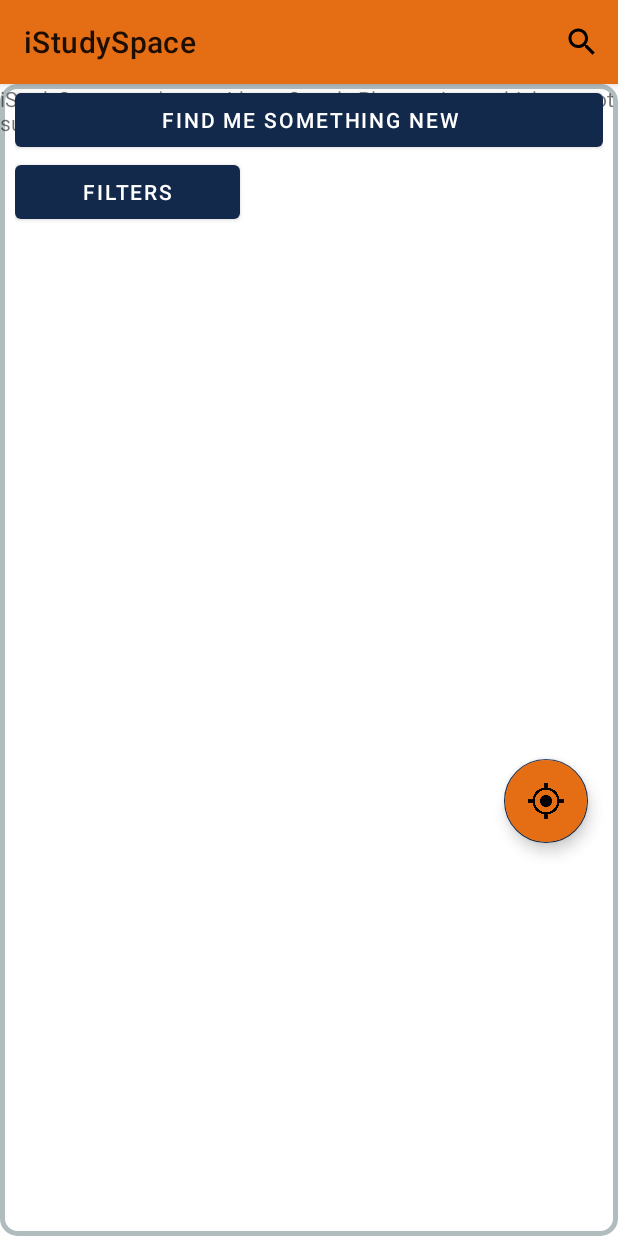
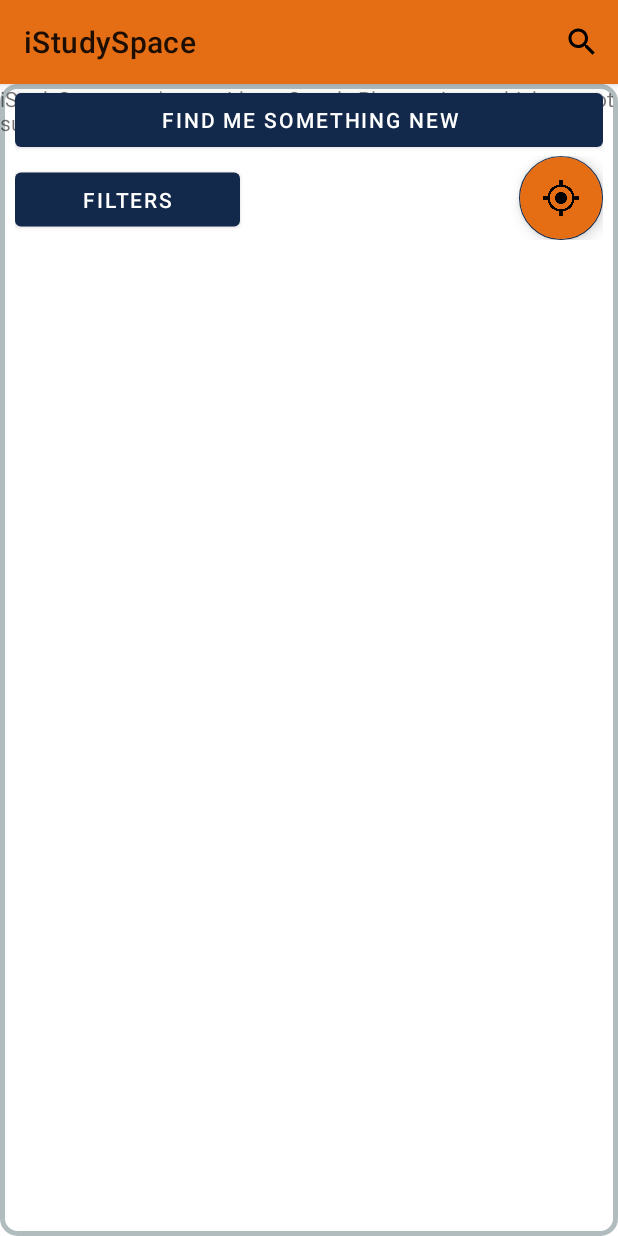
Before and after one commit to Scc33/iStudySpaces, an Android app: the screen it shows after launch (MainActivity), on a phone screen of 412 x 824 dp. Run offline under Robolectric (Android 15) with nearby library versions, the phone set to English and light mode, and no system bars.

Commit message:
Move center button up

```diff
--- a/iStudySpace/app/src/main/res/layout/activity_main.xml
+++ b/iStudySpace/app/src/main/res/layout/activity_main.xml
@@ -37,7 +37,10 @@
                         android:text="Find me something new"
                         android:tooltipText="Displays a random location"
                         app:backgroundTint="@color/Illini_Blue" />
-
+                    <LinearLayout
+                        android:layout_width="match_parent"
+                        android:layout_height="wrap_content"
+                        android:orientation="horizontal">
                     <com.google.android.material.button.MaterialButton
                         android:id="@+id/filters"
                         android:layout_width="150dp"
@@ -45,10 +48,28 @@
                         android:layout_gravity="top"
                         android:text="Filters"
                         android:tooltipText="Filter locations by preferences"
+                        android:translationY="5dp"
                         app:backgroundTint="@color/Illini_Blue"
                         app:layout_constraintStart_toStartOf="parent"
                         app:layout_constraintTop_toTopOf="parent" />
+                        <Space
+                            android:layout_width="0dp"
+                            android:layout_height="1dp"
+                            android:layout_weight="1" >
+                        </Space>
 
+                        <com.google.android.material.floatingactionbutton.FloatingActionButton
+                        android:id="@+id/centerMap"
+                        android:layout_width="wrap_content"
+                        android:layout_height="wrap_content"
+                        android:backgroundTint="@color/Illini_Orange"
+                        android:elevation="4dp"
+                        android:hint="Center map"
+                        android:src="@drawable/center_icon_white"
+                        android:tooltipText="Recenters the map to the user's location"
+                        app:layout_constraintEnd_toEndOf="parent"
+                        app:layout_constraintTop_toTopOf="parent" />
+                    </LinearLayout>
                 </LinearLayout>
 
                 <androidx.fragment.app.FragmentContainerView
@@ -60,19 +81,6 @@
                     android:background="@drawable/layout_bg"
                     app:layout_constraintStart_toStartOf="parent"
                     tools:layout_editor_absoluteY="0dp" />
-                <com.google.android.material.floatingactionbutton.FloatingActionButton
-                    android:id="@+id/centerMap"
-                    android:layout_width="wrap_content"
-                    android:layout_height="wrap_content"
-                    android:backgroundTint="@color/Illini_Orange"
-                    android:elevation="4dp"
-                    android:hint="Center map"
-                    android:src="@drawable/center_icon_white"
-                    android:translationX="-20dp"
-                    android:translationY="450dp"
-                    android:tooltipText="Recenters the map to the user's location"
-                    app:layout_constraintEnd_toEndOf="parent"
-                    app:layout_constraintTop_toTopOf="parent" />
             </androidx.constraintlayout.widget.ConstraintLayout>
         </LinearLayout>
 
```
